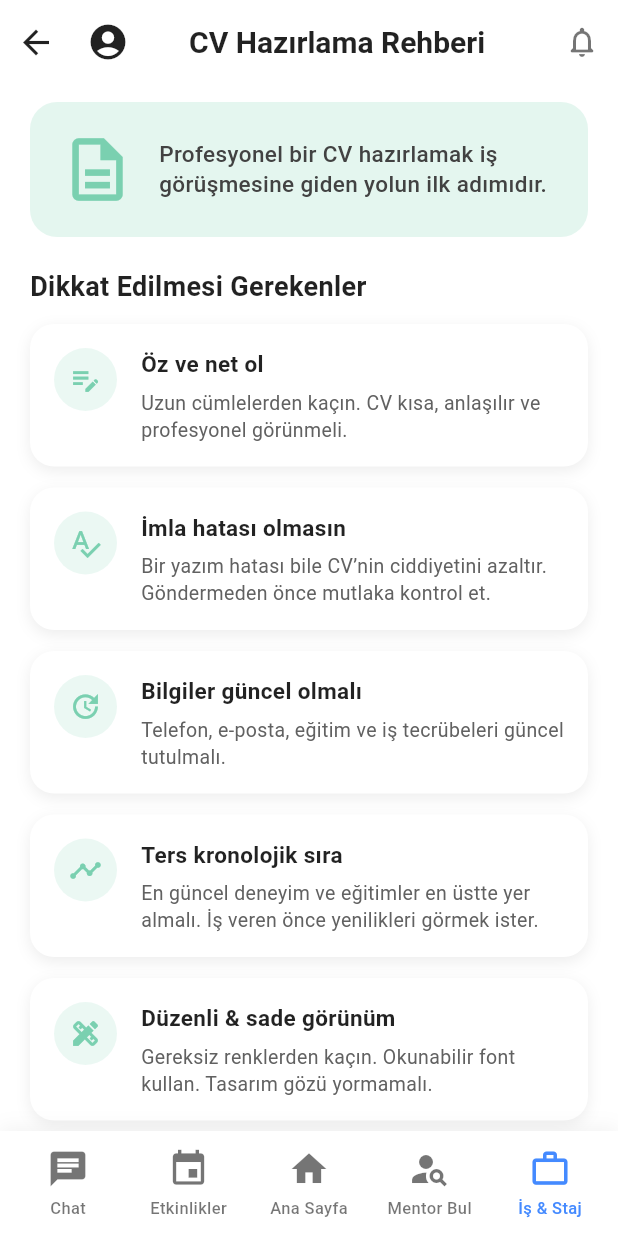
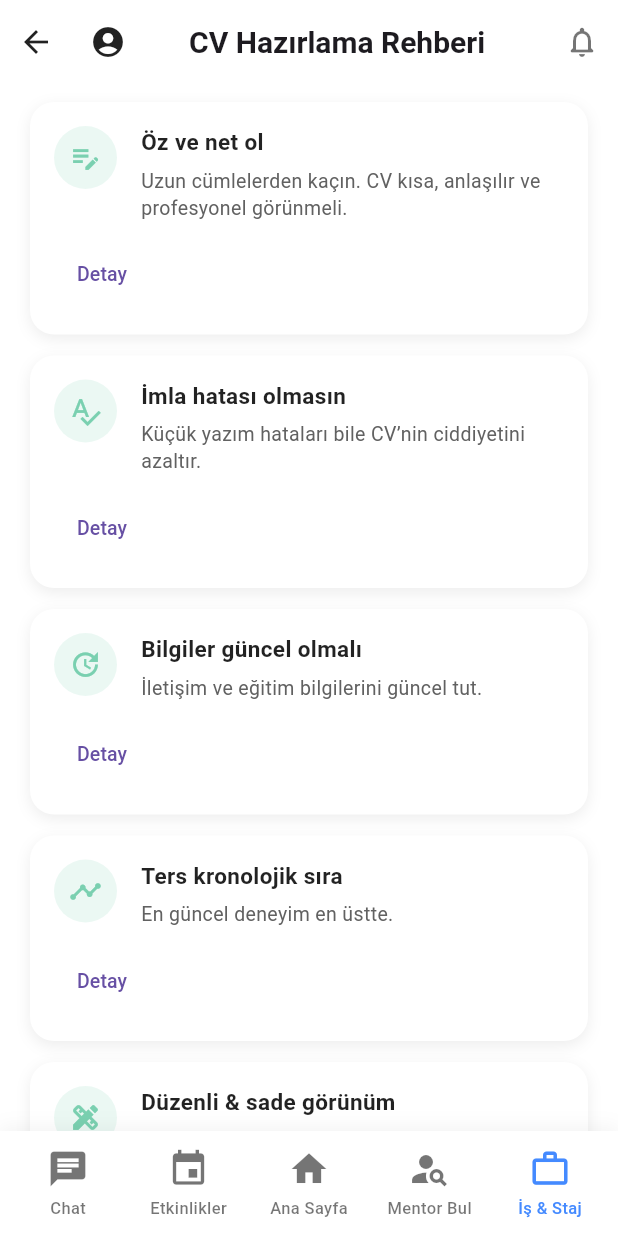
Before and after one commit to Tugbanurcan/Mezun_Ogrenci_APP, a Flutter app: the CvHakkindaPage screen opened directly, on a phone screen of 412 x 824 dp. Run offline on Flutter 3.47's test engine with Material 3 defaults, Android fonts, the phone set to English and light mode, and no system bars; our stand-ins replace flutter_riverpod, font_awesome_flutter, image_picker.

Commit message:
Update cv_hakkinda.dart

```diff
--- a/lib/cv_hakkinda.dart
+++ b/lib/cv_hakkinda.dart
@@ -15,13 +15,13 @@ class _CvHakkindaPageState extends State<CvHakkindaPage> {
   int _selectedIndex = 4;
 
   void _onItemTapped(int index) {
-    setState(() {
-      _selectedIndex = index;
-    });
+    setState(() => _selectedIndex = index);
 
     if (index == 2) {
       Navigator.pushReplacement(
-          context, MaterialPageRoute(builder: (_) => const AnaSayfa()));
+        context,
+        MaterialPageRoute(builder: (_) => const AnaSayfa()),
+      );
     }
   }
 
@@ -29,72 +29,97 @@ class _CvHakkindaPageState extends State<CvHakkindaPage> {
   Widget build(BuildContext context) {
     const anaRenk = Color(0xFF7AD0B0);
 
+    // ⭐ Her maddeye detay ekleyelim ve isOpen koyuyoruz
     final maddeler = [
       {
         'icon': Icons.edit_note,
         'title': "Öz ve net ol",
         'desc':
-            "Uzun cümlelerden kaçın. CV kısa, anlaşılır ve profesyonel görünmeli."
+            "Uzun cümlelerden kaçın. CV kısa, anlaşılır ve profesyonel görünmeli.",
+        'detail':
+            "İş verenler CV’yi ortalama 6–8 saniye inceler. Bu yüzden bilgilerin kısa, net ve direkt olmalıdır. "
+            "Gereksiz uzun cümleler yerine güçlü yönlerini, başarılarını ve somut sonuçlarını yaz.",
+        'isOpen': false,
       },
       {
         'icon': Icons.spellcheck,
         'title': "İmla hatası olmasın",
-        'desc':
-            "Bir yazım hatası bile CV’nin ciddiyetini azaltır. Göndermeden önce mutlaka kontrol et."
+        'desc': "Küçük yazım hataları bile CV’nin ciddiyetini azaltır.",
+        'detail':
+            "CV’nin profesyonel görünmesi için yazım hatası olmamalıdır. Düzenleme yaptıktan sonra tekrar gözden geçir, "
+            "mümkünse başka birine okut veya Grammarly gibi araçlar kullan.",
+        'isOpen': false,
       },
       {
         'icon': Icons.update,
         'title': "Bilgiler güncel olmalı",
-        'desc': "Telefon, e-posta, eğitim ve iş tecrübeleri güncel tutulmalı."
+        'desc': "İletişim ve eğitim bilgilerini güncel tut.",
+        'detail':
+            "Telefon numaran, e-posta adresin, LinkedIn profilin ve portföy linkin mutlaka güncel olmalıdır. "
+            "Ayrıca eski veya geçerliliğini yitirmiş bilgileri kaldırmalısın.",
+        'isOpen': false,
       },
       {
         'icon': Icons.timeline,
         'title': "Ters kronolojik sıra",
-        'desc':
-            "En güncel deneyim ve eğitimler en üstte yer almalı. İş veren önce yenilikleri görmek ister."
+        'desc': "En güncel deneyim en üstte.",
+        'detail':
+            "En güncel iş ve eğitim deneyimini ilk sıraya koymalısın. İş veren önce en güncel bilgiyi görmek ister.",
+        'isOpen': false,
       },
       {
         'icon': Icons.design_services,
         'title': "Düzenli & sade görünüm",
-        'desc':
-            "Gereksiz renklerden kaçın. Okunabilir font kullan. Tasarım gözü yormamalı."
+        'desc': "Sade tasarım profesyonellik getirir.",
+        'detail':
+            "Karmaşık fontlar, çok renkli tasarımlar profesyonel görünmez. Modern ve sade bir tasarım tercih edin.",
+        'isOpen': false,
       },
       {
         'icon': Icons.verified_user,
         'title': "Gerçek bilgiler",
-        'desc':
-            "Abartılmış veya doğrulanamayan bilgiler seni zor durumda bırakabilir."
+        'desc': "Abartma, doğrulanabilir bilgiler ver.",
+        'detail':
+            "İş verenler referans kontrolü yapabilir. Bu yüzden çalışma süreleri ve görevler doğrulanabilir olmalıdır.",
+        'isOpen': false,
       },
       {
         'icon': Icons.tune,
         'title': "Pozisyona göre özelleştir",
-        'desc':
-            "Her iş başvurusu için ufak değişiklikler yap. İş veren bunu fark eder."
+        'desc': "Aynı CV’yi her yere göndermek hata!",
+        'detail':
+            "Başvurduğun pozisyona göre CV’ni ufak dokunuşlarla özelleştir. İlanda yazan yetenekleri öne çıkar.",
+        'isOpen': false,
       },
       {
         'icon': Icons.highlight_off,
         'title': "Gereksiz bilgilerden kaçın",
-        'desc':
-            "TC kimlik, medeni hal, doğum tarihi gibi bilgiler artık CV’de kullanılmıyor."
+        'desc': "TC kimlik, medeni hal gibi bilgiler eklenmez.",
+        'detail':
+            "Modern CV’lerde özel hayat bilgileri (doğum tarihi, adres, medeni hal vb.) gereksiz ve kullanılmamaktadır.",
+        'isOpen': false,
       },
       {
         'icon': Icons.image,
         'title': "Fotoğraf gerekli ise ekle",
-        'desc':
-            "Profesyonel bir fotoğraf seç. Selfie veya filtreli fotoğraflardan kaçın."
+        'desc': "Profesyonel, sade bir fotoğraf tercih et.",
+        'detail':
+            "Fotoğraf zorunlu değildir. Ekliyorsan profesyonel bir fotoğraf tercih et. Selfie ve filtre kesinlikle olmaz.",
+        'isOpen': false,
       },
       {
         'icon': Icons.star_rate,
         'title': "Başarı odaklı yaz",
-        'desc':
-            "Sadece 'yaptım' deme – hangi başarıyı elde ettiğini de açıkla. İşte fark yaratan bu olur."
+        'desc': "Sonuç ve katkılarını açıkla.",
+        'detail':
+            "Görev listesi yazmak yerine elde ettiğin başarıları vurgula. Örneğin: '%30 performans artışı sağladım'.",
+        'isOpen': false,
       },
     ];
 
     return Scaffold(
       backgroundColor: Colors.white,
 
-      // APPBAR
       appBar: AppBar(
         backgroundColor: Colors.white,
         elevation: 0,
@@ -102,96 +127,55 @@ class _CvHakkindaPageState extends State<CvHakkindaPage> {
         leading: Row(
           children: [
             IconButton(
-              icon:
-                  const Icon(Icons.arrow_back, color: Colors.black87, size: 26),
+              icon: const Icon(Icons.arrow_back, color: Colors.black87),
               onPressed: () {
                 Navigator.pushReplacement(
-                    context, MaterialPageRoute(builder: (_) => const AnaSayfa()));
+                  context,
+                  MaterialPageRoute(builder: (_) => const AnaSayfa()),
+                );
               },
             ),
             IconButton(
-              icon: const Icon(Icons.account_circle,
-                  color: Colors.black87, size: 28),
+              icon: const Icon(Icons.account_circle, color: Colors.black87),
               onPressed: () {
                 Navigator.push(
                   context,
-                    MaterialPageRoute(
-                        builder: (_) => const ProfileViewScreen()));
+                  MaterialPageRoute(builder: (_) => const ProfileViewScreen()),
+                );
               },
             ),
           ],
         ),
         title: const Text(
           "CV Hazırlama Rehberi",
-          style: TextStyle(
-            fontSize: 20,
-            color: Colors.black87,
-            fontWeight: FontWeight.w700,
-          ),
+          style: TextStyle(fontSize: 20, fontWeight: FontWeight.bold),
         ),
         centerTitle: true,
         actions: [
           IconButton(
-            icon: const Icon(Icons.notifications_none_rounded,
-                color: Colors.black54),
+            icon: const Icon(
+              Icons.notifications_none_rounded,
+              color: Colors.black54,
+            ),
             onPressed: () {
-              Navigator.push(context,
-                  MaterialPageRoute(builder: (_) => const NotificationPage()));
+              Navigator.push(
+                context,
+                MaterialPageRoute(builder: (_) => const NotificationPage()),
+              );
             },
           ),
         ],
       ),
 
-      // BODY
       body: SingleChildScrollView(
         padding: const EdgeInsets.symmetric(horizontal: 20, vertical: 12),
         child: Column(
-          crossAxisAlignment: CrossAxisAlignment.start,
-          children: [
-            // Hero Banner
-            Container(
-              width: double.infinity,
-              padding: const EdgeInsets.all(20),
-              decoration: BoxDecoration(
-                color: anaRenk.withOpacity(0.2),
-                borderRadius: BorderRadius.circular(18),
-              ),
-              child: Row(
-                children: [
-                  const Icon(Icons.description_outlined,
-                      size: 50, color: anaRenk),
-                  const SizedBox(width: 16),
-                  Expanded(
-                    child: Text(
-                      "Profesyonel bir CV hazırlamak iş görüşmesine giden yolun ilk adımıdır.",
-                      style: TextStyle(
-                        color: Colors.grey.shade800,
-                        fontSize: 15,
-                        height: 1.3,
-                        fontWeight: FontWeight.w500,
-                      ),
-                    ),
-                  )
-                ],
-              ),
-            ),
+          children: maddeler.asMap().entries.map((entry) {
+            int index = entry.key;
+            var m = entry.value;
 
-            const SizedBox(height: 20),
-
-            const Text(
-              "Dikkat Edilmesi Gerekenler",
-              style: TextStyle(
-                fontSize: 18,
-                fontWeight: FontWeight.w700,
-                color: Colors.black87,
-              ),
-            ),
-
-            const SizedBox(height: 12),
-
-            // List of cards
-            Column(
-              children: maddeler.map((m) {
+            return StatefulBuilder(
+              builder: (context, setStateCard) {
                 return Container(
                   margin: const EdgeInsets.only(bottom: 14),
                   padding: const EdgeInsets.all(16),
@@ -206,7 +190,10 @@ class _CvHakkindaPageState extends State<CvHakkindaPage> {
                       ),
                     ],
                   ),
-                  child: Row(
+                  child: Column(
+                    crossAxisAlignment: CrossAxisAlignment.start,
+                    children: [
+                      Row(
                         crossAxisAlignment: CrossAxisAlignment.start,
                         children: [
                           Container(
@@ -215,8 +202,11 @@ class _CvHakkindaPageState extends State<CvHakkindaPage> {
                               color: anaRenk.withOpacity(.15),
                               shape: BoxShape.circle,
                             ),
-                        child: Icon(m['icon'] as IconData,
-                            color: anaRenk, size: 22),
+                            child: Icon(
+                              m['icon'] as IconData,
+                              color: anaRenk,
+                              size: 22,
+                            ),
                           ),
                           const SizedBox(width: 16),
                           Expanded(
@@ -224,15 +214,15 @@ class _CvHakkindaPageState extends State<CvHakkindaPage> {
                               crossAxisAlignment: CrossAxisAlignment.start,
                               children: [
                                 Text(
-                              m['title']!,
+                                  m['title'] as String,
                                   style: const TextStyle(
                                     fontSize: 15,
                                     fontWeight: FontWeight.bold,
-                                  color: Colors.black87),
+                                  ),
                                 ),
                                 const SizedBox(height: 6),
                                 Text(
-                              m['desc']!,
+                                  m['desc'] as String,
                                   style: TextStyle(
                                     fontSize: 13,
                                     color: Colors.grey.shade700,
@@ -244,14 +234,57 @@ class _CvHakkindaPageState extends State<CvHakkindaPage> {
                           ),
                         ],
                       ),
+
+                      const SizedBox(height: 12),
+
+                      // ⭐ DETAY KUTUSU AÇ/KAPAT
+                      TextButton(
+                        onPressed: () {
+                          setStateCard(() {
+                            m['isOpen'] = !(m['isOpen'] as bool);
+                          });
+                        },
+                        child: Text(
+                          m['isOpen'] as bool ? "Kapat" : "Detay",
+                          style: const TextStyle(
+                            fontSize: 13,
+                            fontWeight: FontWeight.w500,
+                          ),
+                        ),
+                      ),
+
+                      // ⭐ AÇILAN DETAY KUTUSU
+                      AnimatedSwitcher(
+                        duration: const Duration(milliseconds: 300),
+                        child: (m['isOpen'] as bool)
+                            ? Container(
+                                key: ValueKey("detail_$index"),
+                                padding: const EdgeInsets.all(14),
+                                margin: const EdgeInsets.only(top: 8),
+                                decoration: BoxDecoration(
+                                  color: Colors.grey.shade100,
+                                  borderRadius: BorderRadius.circular(12),
+                                ),
+                                child: Text(
+                                  m['detail'] as String,
+                                  style: TextStyle(
+                                    fontSize: 13.5,
+                                    color: Colors.grey.shade800,
+                                    height: 1.5,
+                                  ),
+                                ),
+                              )
+                            : const SizedBox.shrink(),
+                      ),
+                    ],
+                  ),
+                );
+              },
             );
           }).toList(),
         ),
-          ],
-        ),
       ),
 
-      // BOTTOM NAV BAR
       bottomNavigationBar: Container(
         height: 70,
         decoration: BoxDecoration(
```
Lines whose indentation alone changed are shown as unchanged.
